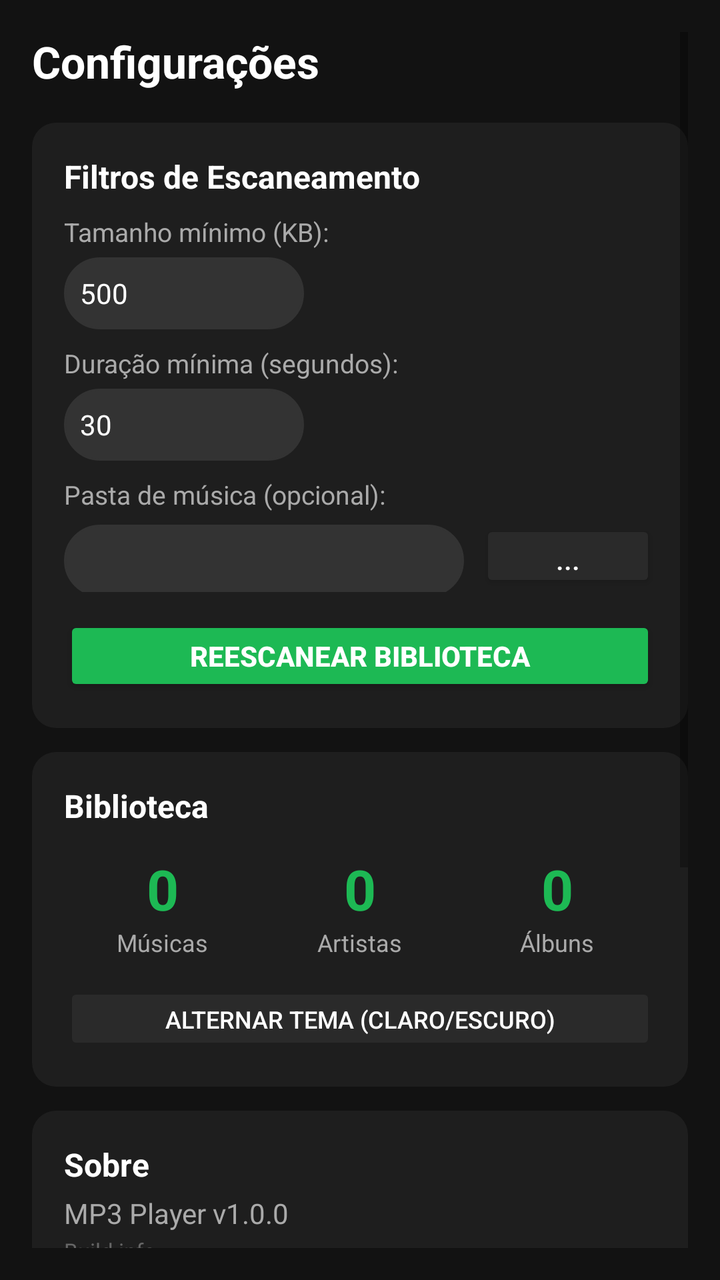
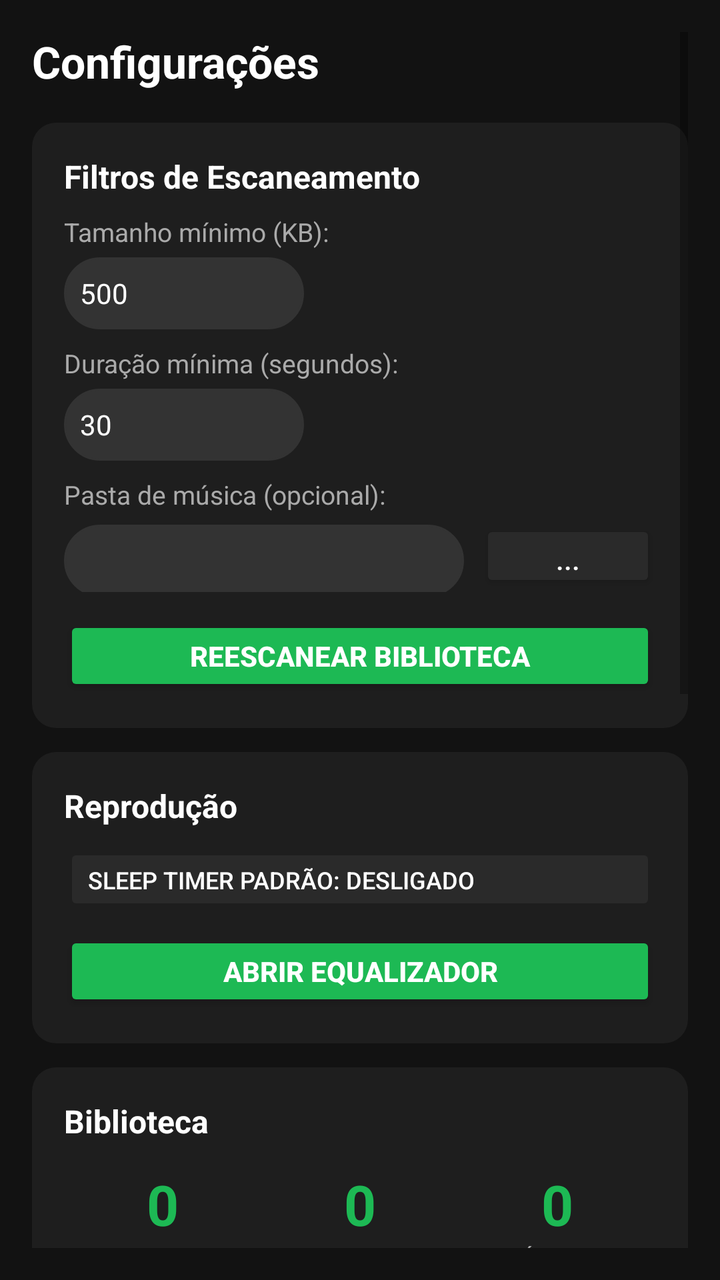

Compare the two renders of this Android layout. The source of the first and the diff that turns it into the second are given below.
<!-- AndroidManifest.xml: application theme Theme.Mp3Player -->
<!-- res/layout/fragment_settings.xml -->
<?xml version="1.0" encoding="utf-8"?>
<ScrollView xmlns:android="http://schemas.android.com/apk/res/android"
    android:layout_width="match_parent"
    android:layout_height="match_parent"
    android:background="?attr/themeBackground"
    android:padding="16dp">

    <LinearLayout
        android:layout_width="match_parent"
        android:layout_height="wrap_content"
        android:orientation="vertical">

        <TextView
            android:layout_width="wrap_content"
            android:layout_height="wrap_content"
            android:text="Configurações"
            android:textColor="?attr/themeTextPrimary"
            android:textSize="22sp"
            android:textStyle="bold"
            android:layout_marginBottom="16dp" />

        <LinearLayout
            android:id="@+id/card_filters"
            android:layout_width="match_parent"
            android:layout_height="wrap_content"
            android:background="@drawable/card_bg"
            android:padding="16dp"
            android:orientation="vertical">

                <TextView
                    android:layout_width="wrap_content"
                    android:layout_height="wrap_content"
                    android:text="Filtros de Escaneamento"
                    android:textColor="?attr/themeTextPrimary"
                    android:textSize="16sp"
                    android:textStyle="bold" />

                <TextView
                    android:layout_width="wrap_content"
                    android:layout_height="wrap_content"
                    android:layout_marginTop="8dp"
                    android:text="Tamanho mínimo (KB):"
                    android:textColor="?attr/themeTextSecondary"
                    android:textSize="13sp" />

                <EditText
                    android:id="@+id/et_min_size"
                    android:layout_width="120dp"
                    android:layout_height="36dp"
                    android:layout_marginTop="4dp"
                    android:background="@drawable/search_bg"
                    android:inputType="number"
                    android:paddingHorizontal="8dp"
                    android:text="500"
                    android:textColor="?attr/themeTextPrimary"
                    android:textSize="14sp" />

                <TextView
                    android:layout_width="wrap_content"
                    android:layout_height="wrap_content"
                    android:layout_marginTop="8dp"
                    android:text="Duração mínima (segundos):"
                    android:textColor="?attr/themeTextSecondary"
                    android:textSize="13sp" />

                <EditText
                    android:id="@+id/et_min_duration"
                    android:layout_width="120dp"
                    android:layout_height="36dp"
                    android:layout_marginTop="4dp"
                    android:background="@drawable/search_bg"
                    android:inputType="number"
                    android:paddingHorizontal="8dp"
                    android:text="30"
                    android:textColor="?attr/themeTextPrimary"
                    android:textSize="14sp" />

                <TextView
                    android:layout_width="wrap_content"
                    android:layout_height="wrap_content"
                    android:layout_marginTop="8dp"
                    android:text="Pasta de música (opcional):"
                    android:textColor="?attr/themeTextSecondary"
                    android:textSize="13sp" />

                <LinearLayout
                    android:layout_width="match_parent"
                    android:layout_height="wrap_content"
                    android:layout_marginTop="4dp"
                    android:orientation="horizontal">

                    <EditText
                        android:id="@+id/et_folder_path"
                        android:layout_width="0dp"
                        android:layout_height="36dp"
                        android:layout_weight="1"
                        android:background="@drawable/search_bg"
                        android:paddingHorizontal="8dp"
                        android:text=""
                        android:textColor="?attr/themeTextPrimary"
                        android:textSize="12sp"
                        android:lines="1" />

                    <Button
                        android:id="@+id/btn_browse_folder"
                        android:layout_width="wrap_content"
                        android:layout_height="36dp"
                        android:layout_marginStart="8dp"
                        android:text="..."
                        android:backgroundTint="?attr/themeSurface2"
                        android:textColor="?attr/themeTextPrimary" />
                </LinearLayout>

                <Button
                    android:id="@+id/btn_rescan"
                    android:layout_width="match_parent"
                    android:layout_height="40dp"
                    android:layout_marginTop="12dp"
                    android:text="Reescanear Biblioteca"
                    android:backgroundTint="@color/primary"
                    android:textColor="@color/onPrimary"
                    android:textStyle="bold" />

        </LinearLayout>

        <LinearLayout
            android:id="@+id/card_library"
            android:layout_width="match_parent"
            android:layout_height="wrap_content"
            android:layout_marginTop="12dp"
            android:background="@drawable/card_bg"
            android:padding="16dp"
            android:clickable="true"
            android:focusable="true"
            android:orientation="vertical">

                <TextView
                    android:layout_width="wrap_content"
                    android:layout_height="wrap_content"
                    android:text="Biblioteca"
                    android:textColor="?attr/themeTextPrimary"
                    android:textSize="16sp"
                    android:textStyle="bold" />

                <LinearLayout
                    android:layout_width="match_parent"
                    android:layout_height="wrap_content"
                    android:layout_marginTop="12dp"
                    android:orientation="horizontal">

                    <LinearLayout
                        android:layout_width="0dp"
                        android:layout_height="wrap_content"
                        android:layout_weight="1"
                        android:orientation="vertical"
                        android:gravity="center">

                        <TextView
                            android:id="@+id/tv_stat_songs"
                            android:layout_width="wrap_content"
                            android:layout_height="wrap_content"
                            android:text="0"
                            android:textColor="#1DB954"
                            android:textSize="28sp"
                            android:textStyle="bold" />

                        <TextView
                            android:layout_width="wrap_content"
                            android:layout_height="wrap_content"
                            android:text="Músicas"
                            android:textColor="?attr/themeTextSecondary"
                            android:textSize="12sp" />
                    </LinearLayout>

                    <LinearLayout
                        android:layout_width="0dp"
                        android:layout_height="wrap_content"
                        android:layout_weight="1"
                        android:orientation="vertical"
                        android:gravity="center">

                        <TextView
                            android:id="@+id/tv_stat_artists"
                            android:layout_width="wrap_content"
                            android:layout_height="wrap_content"
                            android:text="0"
                            android:textColor="#1DB954"
                            android:textSize="28sp"
                            android:textStyle="bold" />

                        <TextView
                            android:layout_width="wrap_content"
                            android:layout_height="wrap_content"
                            android:text="Artistas"
                            android:textColor="?attr/themeTextSecondary"
                            android:textSize="12sp" />
                    </LinearLayout>

                    <LinearLayout
                        android:layout_width="0dp"
                        android:layout_height="wrap_content"
                        android:layout_weight="1"
                        android:orientation="vertical"
                        android:gravity="center">

                        <TextView
                            android:id="@+id/tv_stat_albums"
                            android:layout_width="wrap_content"
                            android:layout_height="wrap_content"
                            android:text="0"
                            android:textColor="#1DB954"
                            android:textSize="28sp"
                            android:textStyle="bold" />

                        <TextView
                            android:layout_width="wrap_content"
                            android:layout_height="wrap_content"
                            android:text="Álbuns"
                            android:textColor="?attr/themeTextSecondary"
                            android:textSize="12sp" />
                    </LinearLayout>

                </LinearLayout>

                <Button
                    android:id="@+id/btn_toggle_theme"
                    android:layout_width="match_parent"
                    android:layout_height="36dp"
                    android:layout_marginTop="12dp"
                    android:text="Alternar Tema (Claro/Escuro)"
                    android:backgroundTint="?attr/themeSurface2"
                    android:textColor="?attr/themeTextPrimary"
                    android:textSize="12sp"
                    android:stateListAnimator="@null" />

        </LinearLayout>

        <LinearLayout
            android:id="@+id/card_about"
            android:layout_width="match_parent"
            android:layout_height="wrap_content"
            android:layout_marginTop="12dp"
            android:background="@drawable/card_bg"
            android:padding="16dp"
            android:clickable="true"
            android:focusable="true"
            android:orientation="vertical">

                <TextView
                    android:layout_width="wrap_content"
                    android:layout_height="wrap_content"
                    android:text="Sobre"
                    android:textColor="?attr/themeTextPrimary"
                    android:textSize="16sp"
                    android:textStyle="bold" />

                <TextView
                    android:id="@+id/tv_version_name"
                    android:layout_width="wrap_content"
                    android:layout_height="wrap_content"
                    android:layout_marginTop="4dp"
                    android:text="MP3 Player v1.0.0"
                    android:textColor="?attr/themeTextSecondary"
                    android:textSize="14sp" />

                <TextView
                    android:id="@+id/tv_build_info"
                    android:layout_width="wrap_content"
                    android:layout_height="wrap_content"
                    android:layout_marginTop="2dp"
                    android:text="Build info"
                        android:textColor="?attr/themeTextTertiary"
                    android:textSize="11sp" />

                <TextView
                    android:layout_width="wrap_content"
                    android:layout_height="wrap_content"
                    android:layout_marginTop="8dp"
                    android:text="Toque para abrir configurações do app"
                        android:textColor="?attr/themeHint"
                    android:textSize="12sp" />

        </LinearLayout>

        <LinearLayout
            android:layout_width="match_parent"
            android:layout_height="wrap_content"
            android:layout_marginTop="12dp"
            android:background="@drawable/card_bg"
            android:padding="16dp"
            android:orientation="vertical">

                <TextView
                    android:layout_width="wrap_content"
                    android:layout_height="wrap_content"
                    android:text="Permissões"
                    android:textColor="?attr/themeTextPrimary"
                    android:textSize="16sp"
                    android:textStyle="bold" />

                <TextView
                    android:id="@+id/tv_permission_status"
                    android:layout_width="wrap_content"
                    android:layout_height="wrap_content"
                    android:layout_marginTop="8dp"
                    android:text="..."
                    android:textSize="14sp"
                    android:textStyle="bold" />

                <TextView
                    android:layout_width="wrap_content"
                    android:layout_height="wrap_content"
                    android:layout_marginTop="8dp"
                    android:text="• Acesso a arquivos de áudio (MediaStore)"
                    android:textColor="?attr/themeTextSecondary"
                    android:textSize="13sp" />
                <TextView
                    android:layout_width="wrap_content"
                    android:layout_height="wrap_content"
                    android:text="• Gerenciar todos os arquivos (Android 11+)"
                    android:textColor="?attr/themeTextSecondary"
                    android:textSize="13sp" />
                <TextView
                    android:layout_width="wrap_content"
                    android:layout_height="wrap_content"
                    android:text="• Notificações (controle de reprodução)"
                    android:textColor="?attr/themeTextSecondary"
                    android:textSize="13sp" />
                <TextView
                    android:layout_width="wrap_content"
                    android:layout_height="wrap_content"
                    android:text="• Serviço em foreground"
                    android:textColor="?attr/themeTextSecondary"
                    android:textSize="13sp" />

            </LinearLayout>

        <LinearLayout
            android:layout_width="match_parent"
            android:layout_height="wrap_content"
            android:layout_marginTop="12dp"
            android:background="@drawable/card_bg"
            android:padding="16dp"
            android:orientation="vertical">

                <TextView
                    android:layout_width="wrap_content"
                    android:layout_height="wrap_content"
                    android:text="Dispositivo"
                    android:textColor="?attr/themeTextPrimary"
                    android:textSize="16sp"
                    android:textStyle="bold" />

                <TextView
                    android:id="@+id/tv_device_info"
                    android:layout_width="wrap_content"
                    android:layout_height="wrap_content"
                    android:layout_marginTop="4dp"
                    android:textColor="?attr/themeTextSecondary"
                    android:textSize="13sp" />

        </LinearLayout>

    </LinearLayout>

</ScrollView>
<!-- resources referenced by this layout -->
<resources>
  <color name="onPrimary">#FFFFFF</color>
  <color name="primary">#1DB954</color>
  <!-- drawable card_bg (drawable) -->
  <?xml version="1.0" encoding="utf-8"?>
  <shape xmlns:android="http://schemas.android.com/apk/res/android">
      <solid android:color="?attr/themeSurface" />
      <corners android:radius="12dp" />
  </shape>
  <!-- drawable search_bg (drawable) -->
  <?xml version="1.0" encoding="utf-8"?>
  <shape xmlns:android="http://schemas.android.com/apk/res/android">
      <solid android:color="?attr/themeSearchBg" />
      <corners android:radius="20dp" />
      <stroke
          android:width="1dp"
          android:color="?attr/themeDivider" />
  </shape>
  <style name="Theme.Mp3Player" parent="Theme.AppCompat.DayNight.NoActionBar">
          <item name="colorPrimary">@color/primary</item>
          <item name="colorPrimaryDark">@color/dark_background</item>
          <item name="colorAccent">@color/primary</item>
          <item name="android:statusBarColor">@color/dark_background</item>
          <item name="android:navigationBarColor">@color/dark_background</item>
          <item name="themeBackground">@color/dark_background</item>
          <item name="themeSurface">@color/dark_surface</item>
          <item name="themeSurface2">@color/dark_surface2</item>
          <item name="themeCard">@color/dark_card</item>
          <item name="themeTextPrimary">@color/dark_textPrimary</item>
          <item name="themeTextSecondary">@color/dark_textSecondary</item>
          <item name="themeTextTertiary">@color/dark_textTertiary</item>
          <item name="themeHint">@color/dark_hint</item>
          <item name="themeDivider">@color/dark_divider</item>
          <item name="themeNavBg">@color/dark_navBackground</item>
          <item name="themeSearchBg">@color/searchBg</item>
          <item name="themePlayerBg">@color/dark_surface2</item>
      </style>
  <color name="dark_background">#121212</color>
  <color name="dark_surface">#1E1E1E</color>
  <color name="dark_surface2">#2A2A2A</color>
  <color name="dark_card">#1A1A1A</color>
  <color name="dark_textPrimary">#FFFFFF</color>
  <color name="dark_textSecondary">#AAAAAA</color>
  <color name="dark_textTertiary">#666666</color>
  <color name="dark_hint">#888888</color>
  <color name="dark_divider">#333333</color>
  <color name="dark_navBackground">#1E1E1E</color>
  <color name="searchBg">#333333</color>
</resources>

<!-- the commit's change to res/layout/fragment_settings.xml (unified diff, before → after) -->
@@ -124,6 +124,48 @@
         </LinearLayout>
 
         <LinearLayout
+            android:id="@+id/card_playback"
+            android:layout_width="match_parent"
+            android:layout_height="wrap_content"
+            android:layout_marginTop="12dp"
+            android:background="@drawable/card_bg"
+            android:padding="16dp"
+            android:orientation="vertical">
+
+            <TextView
+                android:layout_width="wrap_content"
+                android:layout_height="wrap_content"
+                android:text="Reprodução"
+                android:textColor="?attr/themeTextPrimary"
+                android:textSize="16sp"
+                android:textStyle="bold" />
+
+            <Button
+                android:id="@+id/btn_sleep_default"
+                android:layout_width="match_parent"
+                android:layout_height="36dp"
+                android:layout_marginTop="8dp"
+                android:text="Sleep timer padrão: Desligado"
+                android:backgroundTint="?attr/themeSurface2"
+                android:textColor="?attr/themeTextPrimary"
+                android:textSize="12sp"
+                android:gravity="start|center_vertical"
+                android:paddingHorizontal="12dp"
+                android:stateListAnimator="@null" />
+
+            <Button
+                android:id="@+id/btn_open_equalizer"
+                android:layout_width="match_parent"
+                android:layout_height="40dp"
+                android:layout_marginTop="8dp"
+                android:text="Abrir Equalizador"
+                android:backgroundTint="@color/primary"
+                android:textColor="@color/onPrimary"
+                android:textStyle="bold" />
+
+        </LinearLayout>
+
+        <LinearLayout
             android:id="@+id/card_library"
             android:layout_width="match_parent"
             android:layout_height="wrap_content"
@@ -361,6 +403,35 @@
 
         </LinearLayout>
 
+        <LinearLayout
+            android:id="@+id/card_licenses"
+            android:layout_width="match_parent"
+            android:layout_height="wrap_content"
+            android:layout_marginTop="12dp"
+            android:background="@drawable/card_bg"
+            android:padding="16dp"
+            android:clickable="true"
+            android:focusable="true"
+            android:orientation="vertical">
+
+            <TextView
+                android:layout_width="wrap_content"
+                android:layout_height="wrap_content"
+                android:text="Licenças Open Source"
+                android:textColor="?attr/themeTextPrimary"
+                android:textSize="16sp"
+                android:textStyle="bold" />
+
+            <TextView
+                android:layout_width="wrap_content"
+                android:layout_height="wrap_content"
+                android:layout_marginTop="4dp"
+                android:text="Toque para ver as licenças das bibliotecas utilizadas"
+                android:textColor="?attr/themeHint"
+                android:textSize="12sp" />
+
+        </LinearLayout>
+
     </LinearLayout>
 
 </ScrollView>
